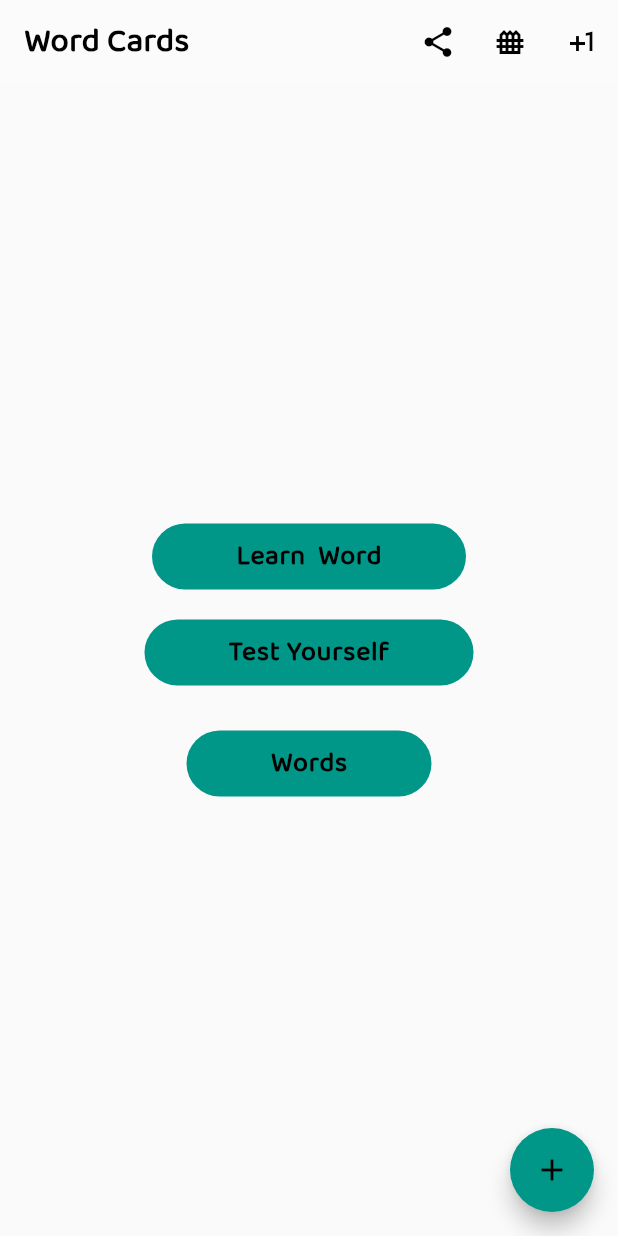
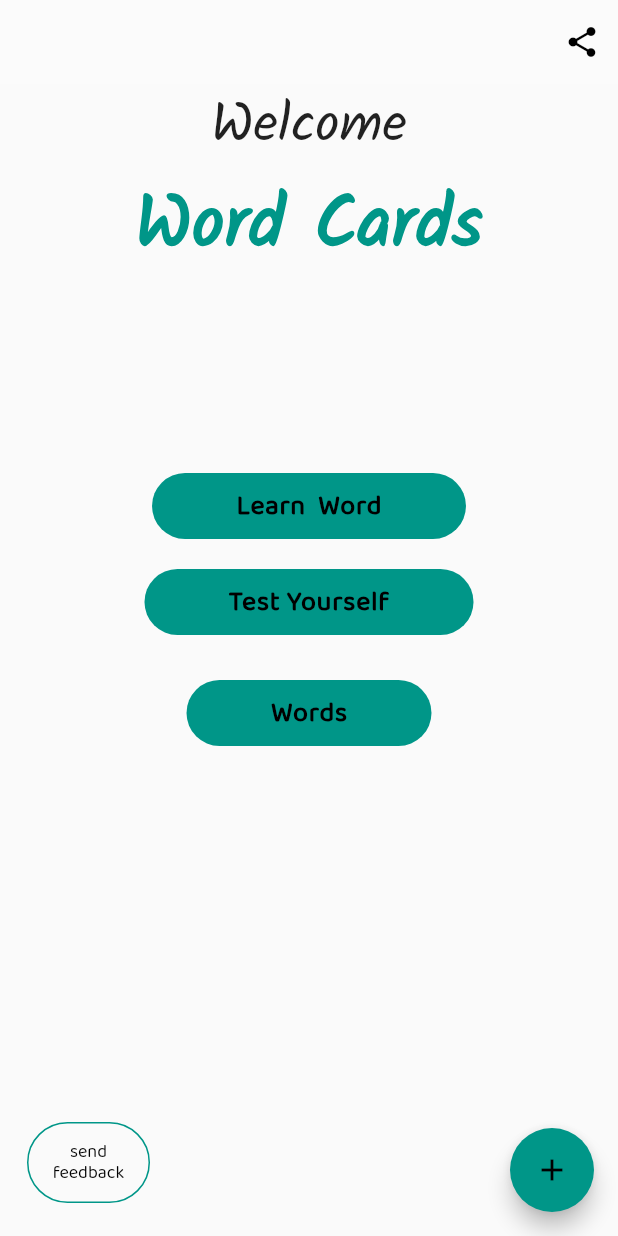
Before and after one commit to furkan-A/Word_Cards, a Flutter app: the screen it shows after launch, on a phone screen of 412 x 824 dp. Run offline on Flutter 3.47's test engine with Material 2 defaults, Android fonts, the phone set to English and light mode, and no system bars; our stand-ins replace flip_card.

Commit message:
App icon added and homepage reorganized

```diff
--- a/lib/constants.dart
+++ b/lib/constants.dart
@@ -9,6 +9,20 @@ TextStyle buttonStyle = const TextStyle(
     letterSpacing: 0.5);
 TextStyle buttonStyle2 = const TextStyle(
     color: Colors.white, fontFamily: 'Baloo', fontSize: 16, letterSpacing: 0.3);
+TextStyle caption = const TextStyle(
+  fontFamily: 'Kalam',
+  color: Colors.teal,
+  fontSize: 48,
+  fontWeight: FontWeight.bold,
+  letterSpacing: 0.2,
+);
+
+TextStyle caption2 = const TextStyle(
+  fontFamily: 'Kalam',
+  color: Colors.black87,
+  fontSize: 36,
+  fontWeight: FontWeight.normal,
+);
 
 TextStyle wordStyle =
     const TextStyle(fontFamily: 'Kalam', color: Colors.black, fontSize: 24);
@@ -18,8 +32,10 @@ TextStyle wordStyle2 =
 
 TextStyle keyStyle =
     const TextStyle(fontFamily: 'Kalam', color: Colors.black, fontSize: 16);
+
 TextStyle meanStyle =
-    const TextStyle(fontFamily: 'Baloo', color: Colors.black, fontSize: 14);
+    const TextStyle(fontFamily: 'Baloo', color: Colors.black87, fontSize: 14);
+
 TextStyle descStyle =
     const TextStyle(fontFamily: 'Kalam', color: Colors.black, fontSize: 16);
 
--- a/lib/main.dart
+++ b/lib/main.dart
@@ -18,6 +18,7 @@ class MyApp extends StatelessWidget {
   Widget build(BuildContext context) {
     return MaterialApp(
       // theme: theme(),
+      debugShowCheckedModeBanner: false,
       home: HomePage(),
     );
   }
@@ -33,6 +34,7 @@ class HomePage extends StatelessWidget {
   @override
   Widget build(BuildContext context) {
     return MaterialApp(
+      debugShowCheckedModeBanner: false,
       theme: theme(),
       home: Scaffold(
         floatingActionButton: FloatingActionButton(
@@ -49,21 +51,13 @@ class HomePage extends StatelessWidget {
           backgroundColor: kButtonColor,
         ),
         appBar: AppBar(
-          title: const Text(
-            _title,
-          ),
+          // title: const Text(
+          //   _title,
+          // ),
           actions: <Widget>[
             IconButton(
               onPressed: () {},
               icon: const Icon(Icons.share),
-            ),
-            IconButton(
-              onPressed: () {},
-              icon: const Icon(Icons.fence),
-            ),
-            IconButton(
-              onPressed: () {},
-              icon: const Icon(Icons.plus_one),
             ),
           ],
         ),
@@ -72,6 +66,15 @@ class HomePage extends StatelessWidget {
             child: Column(
               mainAxisAlignment: MainAxisAlignment.center,
               children: <Widget>[
+                Text(
+                  'Welcome',
+                  style: caption2,
+                ),
+                Text(
+                  _title,
+                  style: caption,
+                ),
+                const Spacer(flex: 1),
                 GestureDetector(
                   onTap: () {
                     Route route = MaterialPageRoute(builder: (context) {
@@ -105,6 +108,38 @@ class HomePage extends StatelessWidget {
                   },
                   child: createButton('Words'),
                 ),
+                const Spacer(flex: 2),
+                Row(
+                  children: [
+                    Container(
+                      margin: const EdgeInsets.only(left: 18),
+                      // alignment: Alignment.bottomLeft,
+                      padding: const EdgeInsets.symmetric(
+                        vertical: 2,
+                        horizontal: 8,
+                      ),
+                      decoration: BoxDecoration(
+                        // color: kButtonColor,
+                        border: Border.all(color: kButtonColor),
+                        borderRadius: BorderRadius.circular(200),
+                      ),
+                      child: TextButton(
+                        onPressed: () {},
+                        child: const Text(
+                          'send\nfeedback',
+                          textAlign: TextAlign.center,
+                          style: TextStyle(
+                            color: Colors.black,
+                            fontSize: 12,
+                            height: 1.2,
+                          ),
+                        ),
+                      ),
+                    ),
+                    const Spacer(),
+                  ],
+                ),
+                const SizedBox(height: 22)
               ],
             ),
           ),
--- a/lib/words_ui.dart
+++ b/lib/words_ui.dart
@@ -28,10 +28,13 @@ class _WordsState extends State<Words> {
           itemBuilder: (context, index) {
             var containers = vocabulary.wordBank
                 .map((word) => Container(
-                      margin: const EdgeInsets.all(10),
+                      margin: const EdgeInsets.symmetric(
+                        horizontal: 12,
+                        vertical: 8,
+                      ),
                       padding: const EdgeInsets.symmetric(
                         horizontal: 12,
-                        vertical: 8,
+                        vertical: 2,
                       ),
                       decoration: BoxDecoration(
                         border: Border.all(color: kButtonColor),
```
Also changed, not shown: 32 other files.
